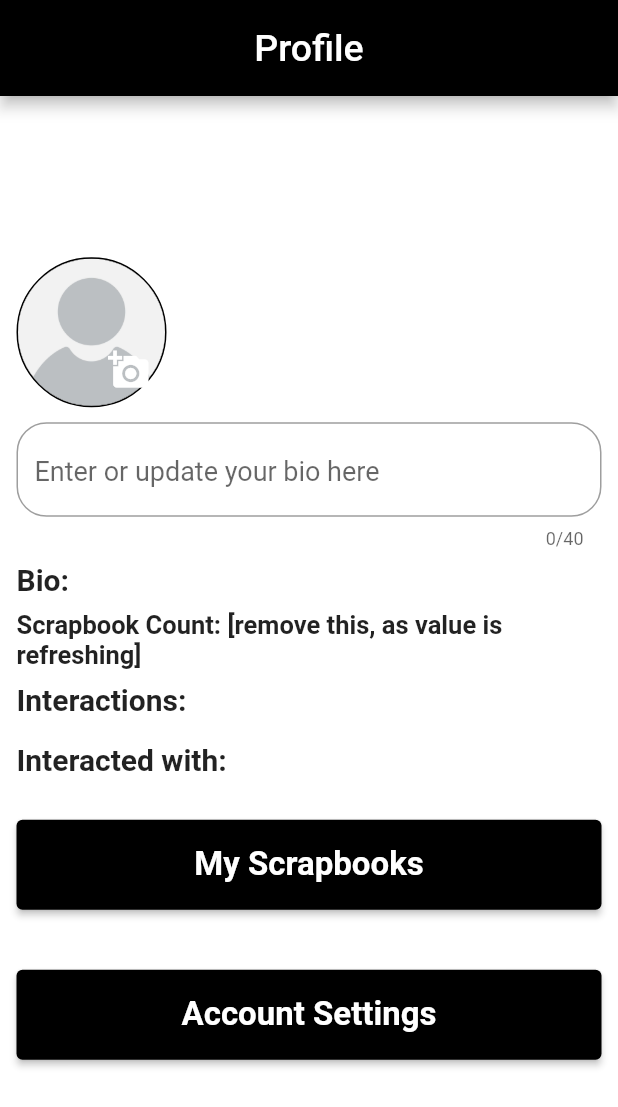
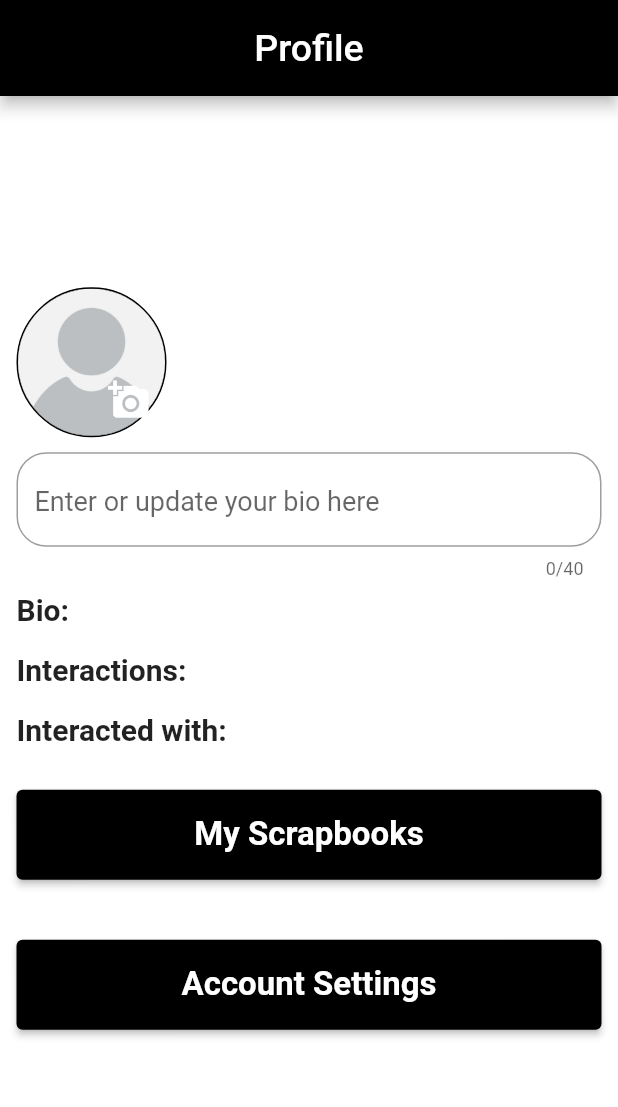
Before and after one commit to Y3-Project/GeoEyeApp, a Flutter app: the ProfileWidget screen opened directly, on a phone screen of 412 x 824 dp. Shown: the top 1107 px of the screen. Run offline on Flutter 3.47's test engine with Material 2 defaults, Android fonts, the phone set to English and light mode, and no system bars; our stand-ins replace animated_splash_screen, animated_text_kit, cloud_firestore, curved_navigation_bar, email_validator, firebase_auth and 11 more; missing offline and left inert: ar_location_view, flutter_map_marker_popup, popup_card; accounts and stored records are empty.

Commit message:
remove placeholder thing

```diff
--- a/lib/profile_widgets/profile_widget.dart
+++ b/lib/profile_widgets/profile_widget.dart
@@ -112,16 +112,16 @@ class _ProfileWidgetState extends State<ProfileWidget> {
                         style: TextStyle(fontSize: 20),
                       )
                     ]),
-                    Align(
-                        child: Container(
-                      height: 40,
-                      alignment: Alignment.centerLeft,
-                      decoration: BoxDecoration(border: Border.symmetric()),
-                      child: Text(
-                          "Scrapbook Count: [remove this, as value is refreshing]",
-                          style: TextStyle(
-                              fontWeight: FontWeight.bold, fontSize: 17)),
-                    )),
+//                    Align(
+//                        child: Container(
+//                      height: 40,
+//                      alignment: Alignment.centerLeft,
+//                      decoration: BoxDecoration(border: Border.symmetric()),
+//                      child: Text(
+//                          "Scrapbook Count: [remove this, as value is refreshing]",
+//                          style: TextStyle(
+//                              fontWeight: FontWeight.bold, fontSize: 17)),
+//                    )),
                     Align(
                         child: Container(
                       height: 40,
```
